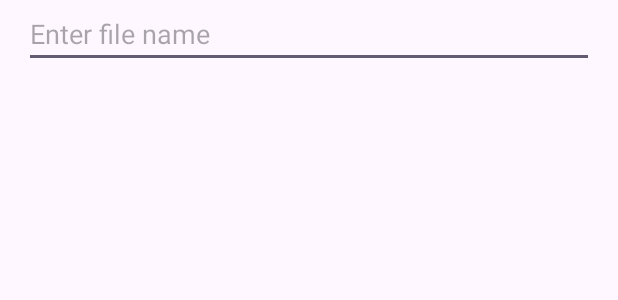
After one commit to snuhcs-course/swpp-2023-project-team-9, an Android app: the layout dialog_save.xml on its own in the app's theme, with its tools: preview values and no code run, on a phone screen of 412 x 824 dp. The commit adds this screen. Shown: the top 300 px of the screen. Run offline under Robolectric (Android 15) with nearby library versions, the light colour scheme and no system bars.

Commit message:
fix: save page bug

```diff
--- /dev/null
+++ b/frontend/app/src/main/res/drawable/invitation_bg.xml
@@ -0,0 +1,5 @@
+<?xml version="1.0" encoding="utf-8"?>
+<shape xmlns:android="http://schemas.android.com/apk/res/android">
+    <corners android:radius="15sp" />
+    <solid android:color="#F5F5F5"/>
+</shape>
--- /dev/null
+++ b/frontend/app/src/main/res/layout/dialog_save.xml
@@ -0,0 +1,15 @@
+<?xml version="1.0" encoding="utf-8"?>
+<androidx.constraintlayout.widget.ConstraintLayout
+    xmlns:android="http://schemas.android.com/apk/res/android" android:layout_width="match_parent"
+    android:layout_height="match_parent">
+
+    <EditText
+        android:id="@+id/editText_file_name"
+        android:layout_width="match_parent"
+        android:layout_height="wrap_content"
+        android:layout_margin="16dp"
+        android:hint="@string/enter_file_name"
+        android:maxLines="1"
+        android:inputType="text" />
+
+</androidx.constraintlayout.widget.ConstraintLayout>
--- a/frontend/app/src/main/res/values/strings.xml
+++ b/frontend/app/src/main/res/values/strings.xml
@@ -1,3 +1,4 @@
 <resources>
     <string name="app_name">LittleStudio</string>
+    <string name="enter_file_name">Enter file name</string>
 </resources>
```
Also changed, not shown: frontend/app/src/main/java/com/littlestudio/ui/drawing/DrawingActivity.java (+85 -13 lines), frontend/app/src/main/java/com/littlestudio/ui/gallery/GalleryFragment.java (+13 -6 lines), frontend/app/src/main/res/drawable/ic_copy.xml (added, +9 -0 lines), frontend/app/src/main/res/layout/activity_drawing.xml (renamed from frontend/app/src/main/res/layout/drawing.xml), 1 other file.
